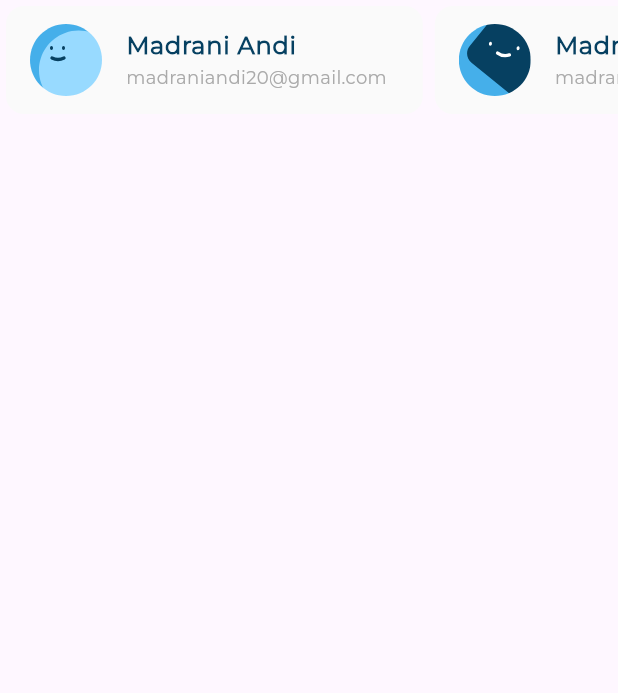
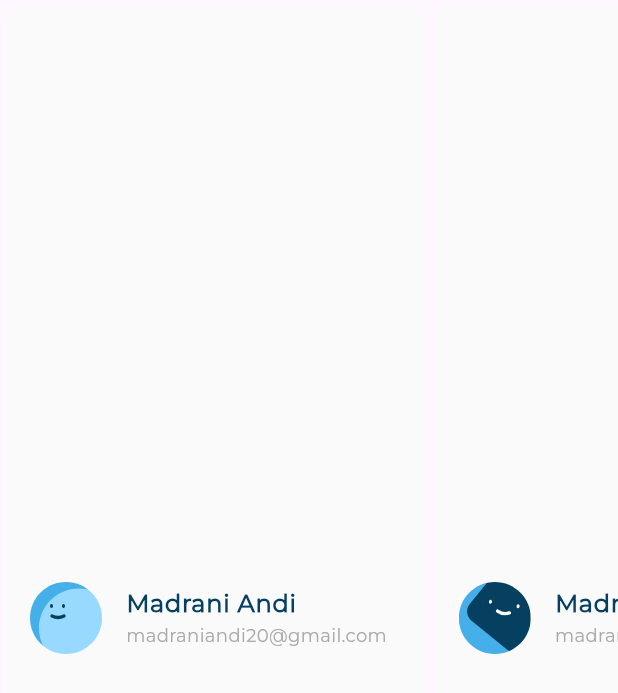
Before and after one commit to SalahYasser/responsive_dash_board, a Flutter app: the LatestTransactionListView widget shown alone on an empty page, opened directly, on a phone screen of 412 x 824 dp. Shown: the top 693 px of the screen. Run offline on Flutter 3.47's test engine with Material 3 defaults, Android fonts, the phone set to English and light mode, and no system bars; our stand-ins replace flutter_svg.

Commit message:
refactor latest transaction list view

```diff
--- a/lib/widgets/latest_transaction_list_view.dart
+++ b/lib/widgets/latest_transaction_list_view.dart
@@ -26,18 +26,13 @@ class LatestTransactionListView extends StatelessWidget {
 
   @override
   Widget build(BuildContext context) {
-    return SizedBox(
-      height: 80,
-      child: ListView.builder(
-        itemCount: items.length,
-        scrollDirection: Axis.horizontal,
-        itemBuilder: (context, index) {
-          return IntrinsicWidth(
-            child: UserInfoListTile(
-              userInfoModel: items[index],
-            ),
-          );
-        },
+    return SingleChildScrollView(
+      scrollDirection: Axis.horizontal,
+      child: Row(
+        children: items.map((e) => IntrinsicWidth(
+                child: UserInfoListTile(userInfoModel: e),
+              ),
+            ).toList(),
       ),
     );
   }
```
